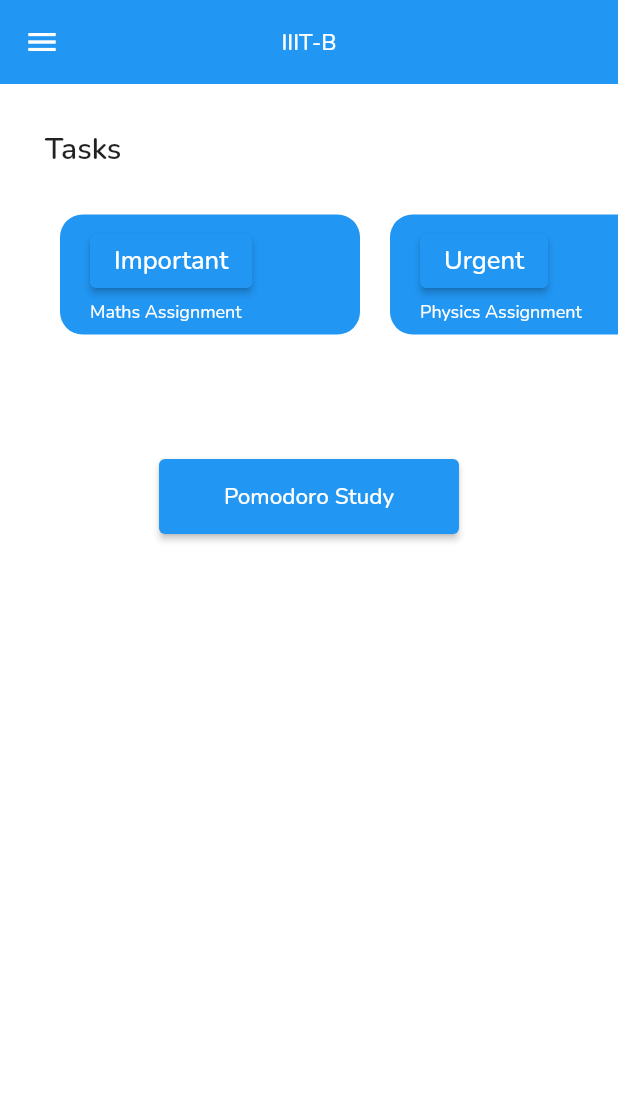
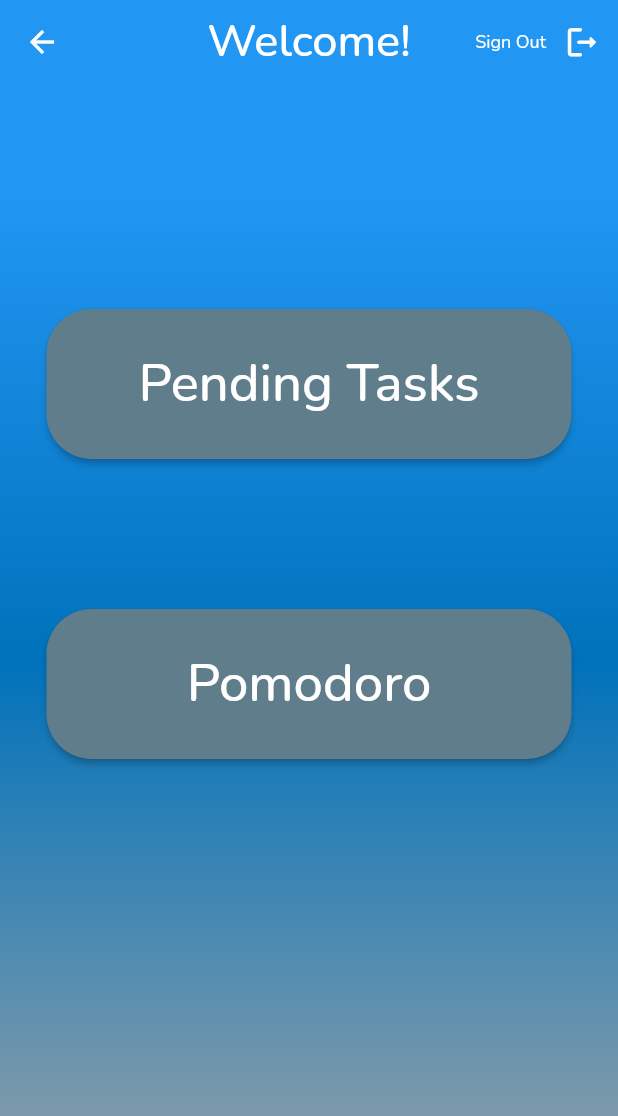
Before and after one commit to Nilsiloid/Ireo, a Flutter app: the Home screen opened by its route, on a phone screen of 412 x 824 dp. Shown: the top 1116 px of the screen. Run offline on Flutter 3.47's test engine with Material 2 defaults, Android fonts, the phone set to English and light mode, and no system bars; our stand-ins replace audioplayers, cloud_firestore, firebase_auth, firebase_core, google_fonts, google_sign_in and 2 more; missing offline and left inert: dart:ffi; accounts and stored records are empty.

```diff
--- a/lib/Pages/home.dart
+++ b/lib/Pages/home.dart
@@ -1,7 +1,10 @@
-// ignore_for_file: prefer_const_constructors, avoid_unnecessary_containers, prefer_const_literals_to_create_immutables, unused_element, unused_import
+// ignore_for_file: prefer_const_constructors, avoid_unnecessary_containers, prefer_const_literals_to_create_immutables, unused_element, unused_import, sized_box_for_whitespace
 
 // import 'package:flutter/cupertino.dart';
+import 'dart:ffi';
+
 import 'package:flutter/material.dart';
+import 'package:flutter/widgets.dart';
 import 'package:ireo/Authentication/email_auth.dart';
 import 'package:ireo/Pomodoro/pomodoro_main.dart';
 import 'package:ireo/Utilities/routes.dart';
@@ -11,127 +14,102 @@
 class Home extends StatelessWidget {
   const Home({Key? key}) : super(key: key);
 
-  Widget _tasks(
-      {required Color color, required String title, required String subtitle}) {
-    return Container(
-      margin: EdgeInsets.symmetric(horizontal: 10.0),
-      padding: EdgeInsets.only(left: 20),
-      height: 80,
-      width: 200,
-      decoration: BoxDecoration(
-        color: color,
-        borderRadius: BorderRadius.circular(15.0),
-      ),
-      child: Column(
-        crossAxisAlignment: CrossAxisAlignment.start,
-        mainAxisAlignment: MainAxisAlignment.center,
-        children: [
-          ElevatedButton(
-            onPressed: () {},
-            child: Text(title,
-                style: TextStyle(color: Colors.white, fontSize: 17.0)),
-          ),
-          SizedBox(
-            height: 2.0,
-          ),
-          Text(subtitle, style: TextStyle(color: Colors.white, fontSize: 12.0)),
-        ],
-      ),
-    );
-  }
-
   @override
   Widget build(BuildContext context) {
     return Scaffold(
       backgroundColor: Colors.white,
-      drawer: Drawer(
-          child: Column(
-        mainAxisAlignment: MainAxisAlignment.center,
-        children: [
-          TextButton(
+      appBar: AppBar(
+        actions: [
+          Center(
+            child: Text(
+              "Sign Out",
+              style: TextStyle(fontSize: 12.0),
+            ),
+          ),
+          IconButton(
               onPressed: () {
-                context.read<AuthenticationService>().signOut();
-                Navigator.push(
-                    context,
-                    MaterialPageRoute(
-                        builder: (context) => AuthWrapper(index: 0)));
+                Navigator.pushNamed(context, Routes.LoginPath);
               },
-              child: Text("Sign Out"))
+              icon: Icon(
+                Icons.logout_rounded,
+                size: 25.0,
+              ))
         ],
-      )),
-      appBar: AppBar(
         elevation: 0.0,
         backgroundColor: Theme.of(context).colorScheme.secondary,
         title: Text(
-          "IIIT-B",
-          style: TextStyle(fontSize: 15.0),
+          "Welcome!",
+          style: TextStyle(fontSize: 30.0),
         ),
         centerTitle: true,
       ),
-      body: Container(
-        child: SingleChildScrollView(
-          scrollDirection: Axis.vertical,
+      body: Stack(children: [
+        Container(
+          height: double.infinity,
+          width: double.infinity,
+          decoration: BoxDecoration(
+              gradient: LinearGradient(
+            colors: [
+              Colors.blue,
+              Color(0xff0072bb),
+              Color(0xff7e9aab),
+            ],
+            begin: Alignment.topCenter,
+            end: Alignment.bottomCenter,
+            stops: [0.1, 0.5, 0.9],
+          )),
+        ),
+        Center(
           child: Column(
             children: [
+              SizedBox(
+                height: 150.0,
+              ),
               Container(
-                height: 250,
-                decoration: BoxDecoration(
-                  color: Colors.white,
-                  borderRadius: BorderRadius.only(
-                    topLeft: Radius.circular(30),
-                    topRight: Radius.circular(30),
+                height: 100.0,
+                width: 350.0,
+                child: ElevatedButton(
+                  onPressed: () {
+                    Navigator.pushNamed(context, Routes.TasksPath);
+                  },
+                  style: ElevatedButton.styleFrom(
+                      primary: Colors.blueGrey,
+                      shape: RoundedRectangleBorder(
+                          borderRadius: BorderRadius.circular(30.0))),
+                  child: Center(
+                    child: Text(
+                      "Pending Tasks",
+                      style: TextStyle(fontSize: 35.0),
+                    ),
                   ),
                 ),
-                child: ListView(
-                  children: [
-                    Padding(
-                      padding: const EdgeInsets.only(top: 30, left: 30),
-                      child: Text(
-                        "Tasks",
-                        style: TextStyle(
-                            fontSize: 20.0,
-                            color: Colors.black87,
-                            fontWeight: FontWeight.w600),
-                      ),
+              ),
+              SizedBox(
+                height: 100.0,
+              ),
+              Container(
+                height: 100.0,
+                width: 350.0,
+                child: ElevatedButton(
+                  onPressed: () {
+                    Navigator.pushNamed(context, Routes.PomodoroPath);
+                  },
+                  style: ElevatedButton.styleFrom(
+                      primary: Colors.blueGrey,
+                      shape: RoundedRectangleBorder(
+                          borderRadius: BorderRadius.circular(30.0))),
+                  child: Center(
+                    child: Text(
+                      "Pomodoro",
+                      style: TextStyle(fontSize: 35.0),
                     ),
-                    SingleChildScrollView(
-                      scrollDirection: Axis.horizontal,
-                      child: Padding(
-                        padding: EdgeInsets.only(top: 30, left: 30),
-                        child: Row(children: [
-                          _tasks(
-                              color: Theme.of(context).colorScheme.secondary,
-                              title: "Important",
-                              subtitle: "Maths Assignment"),
-                          _tasks(
-                              color: Theme.of(context).colorScheme.secondary,
-                              title: "Urgent",
-                              subtitle: "Physics Assignment"),
-                        ]),
-                      ),
-                    ),
-                  ],
+                  ),
                 ),
               ),
-              Container(
-                  height: 50,
-                  width: 200,
-                  decoration: BoxDecoration(
-                    color: Colors.white,
-                  ),
-                  child: ElevatedButton(
-                    onPressed: () async {
-                      Navigator.pushNamed(context, Routes.PomodoroPath);
-                    },
-                    child: Text(
-                      "Pomodoro Study",
-                      style: TextStyle(fontSize: 15),
-                    ),
-                  )),
             ],
           ),
         ),
-      ),
+      ]),
     );
   }
 }
--- a/lib/main.dart
+++ b/lib/main.dart
@@ -9,9 +9,9 @@
 import 'package:ireo/Pages/home.dart';
 import 'package:google_fonts/google_fonts.dart';
 import 'package:ireo/Pages/pomodoro.dart';
-import 'package:ireo/Pages/tasks.dart';
 import 'package:ireo/Pages/wrapper.dart';
 import 'package:ireo/Pomodoro/pomodoro_main.dart';
+import 'package:ireo/Tasks/listtasks.dart';
 import 'package:provider/provider.dart';
 
 import 'Pages/home.dart';
@@ -49,7 +49,8 @@
             ),
             initialRoute: "/",
             routes: {
-              "/": (context) => Tasks(),
+              "/": (context) => Home(),
+              Routes.TasksPath: (context) => TasksList(),
               Routes.WordlePath: (context) => GameScreen(),
               Routes.HomePath: (context) => Home(),
               Routes.LoginPath: (context) => SignIn(),
```
Also changed, not shown: lib/Pages/tasks.dart (deleted, +0 -29 lines), lib/Tasks/listtasks.dart (+124 -16 lines).
